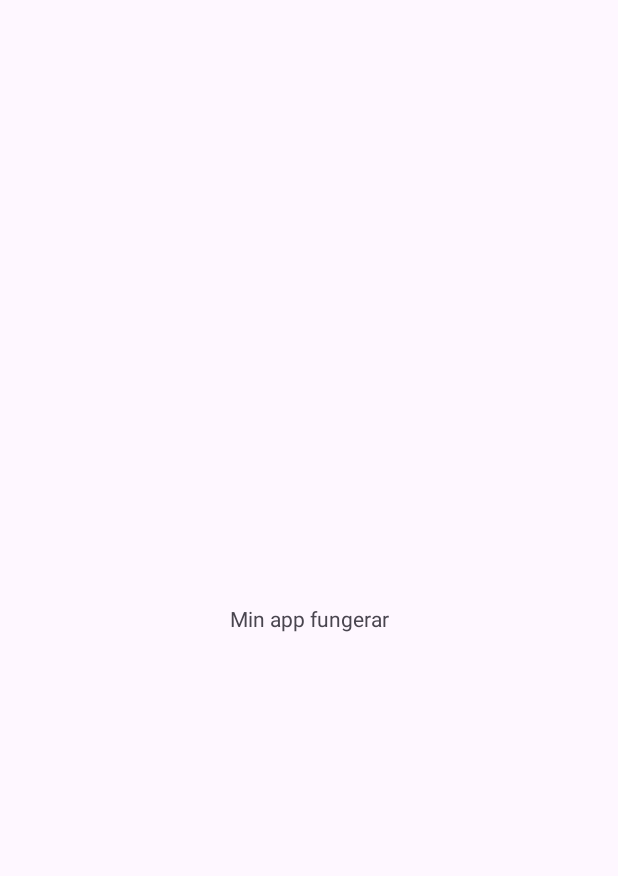
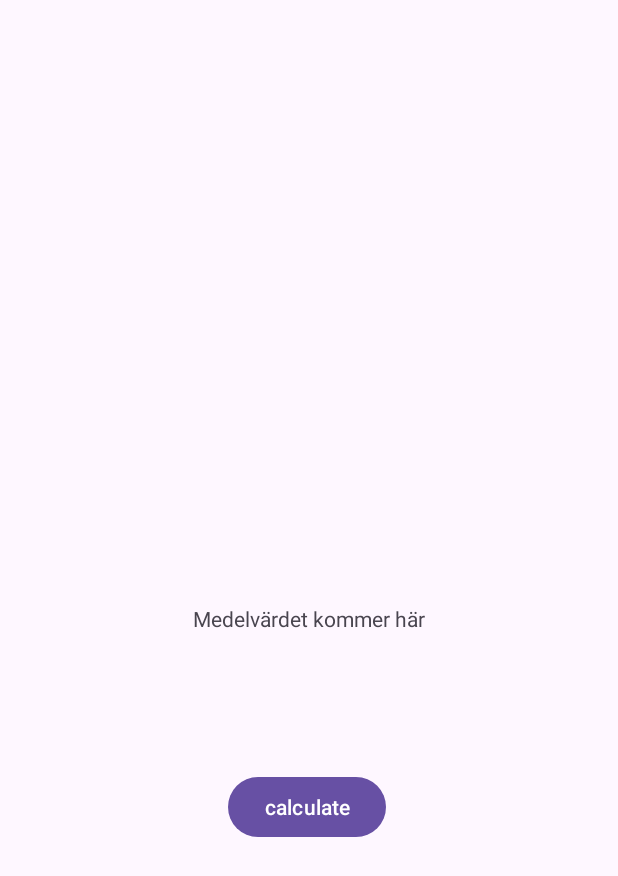
Before and after one commit to malmstli/my-first-app, an Android app: the screen it shows after launch (MainActivity), on a phone screen of 412 x 824 dp. Before the commit the part shown is almost empty. Shown: the top 876 px of the screen. Run offline under Robolectric (Android 15) with nearby library versions, the phone set to English and light mode, and no system bars.

Commit message:
third commit

```diff
--- a/app/src/main/java/fi/arcada/codechallenge/MainActivity.java
+++ b/app/src/main/java/fi/arcada/codechallenge/MainActivity.java
@@ -1,19 +1,59 @@
 package fi.arcada.codechallenge;
 
 import android.os.Bundle;
+import android.view.View;
+import android.widget.Button;
+import android.widget.TextView;
 
 import androidx.activity.EdgeToEdge;
 import androidx.appcompat.app.AppCompatActivity;
 import androidx.core.graphics.Insets;
 import androidx.core.view.ViewCompat;
 import androidx.core.view.WindowInsetsCompat;
+import java.util.ArrayList;
 
 public class MainActivity extends AppCompatActivity {
+
+    ArrayList<Double> list = new ArrayList<>();
+    TextView resultTextView;
+
 
     @Override
     protected void onCreate(Bundle savedInstanceState) {
         super.onCreate(savedInstanceState);
         setContentView(R.layout.activity_main);
 
+        resultTextView = findViewById(R.id.resultTextView);
+
+        list.add(1.1);
+        list.add(2.2);
+        list.add(3.3);
+        list.add(4.4);
+        list.add(5.5);
+
+        calculate();
+
+    }
+    public void calculate() {
+
+        Button calculateButton = findViewById(R.id.calculateButton);
+        calculateButton.setOnClickListener(new View.OnClickListener() {
+            @Override
+            public void onClick(View view) {
+                Statistics stats = new Statistics();
+                double mean = stats.calcMean(list);
+                resultTextView.setText("Medelvärdet är: " + mean);
+            }
+        });
+
+    }
+    public class Statistics {
+        public double calcMean(ArrayList<Double> dataset){
+            double sum = 0;
+            for (double num : dataset) {
+                sum+= num;
+            }
+            return sum / dataset.size();
+        }
     }
 }
--- a/app/src/main/res/layout/activity_main.xml
+++ b/app/src/main/res/layout/activity_main.xml
@@ -7,13 +7,30 @@
     android:layout_height="match_parent"
     tools:context=".MainActivity">
 
+
     <TextView
+        android:id="@+id/resultTextView"
         android:layout_width="wrap_content"
         android:layout_height="wrap_content"
-        android:text="Min app fungerar"
+        android:text="Medelvärdet kommer här"
         app:layout_constraintBottom_toBottomOf="parent"
         app:layout_constraintEnd_toEndOf="parent"
         app:layout_constraintStart_toStartOf="parent"
         app:layout_constraintTop_toTopOf="parent" />
 
+
+    <Button
+        android:id="@+id/calculateButton"
+        android:layout_width="wrap_content"
+        android:layout_height="wrap_content"
+        android:layout_marginStart="160dp"
+        android:layout_marginTop="45dp"
+        android:layout_marginEnd="163dp"
+        android:layout_marginBottom="262dp"
+        android:text="calculate"
+        app:layout_constraintBottom_toBottomOf="parent"
+        app:layout_constraintEnd_toEndOf="parent"
+        app:layout_constraintStart_toStartOf="parent"
+        app:layout_constraintTop_toBottomOf="@+id/textView" />
+
 </androidx.constraintlayout.widget.ConstraintLayout>
```
